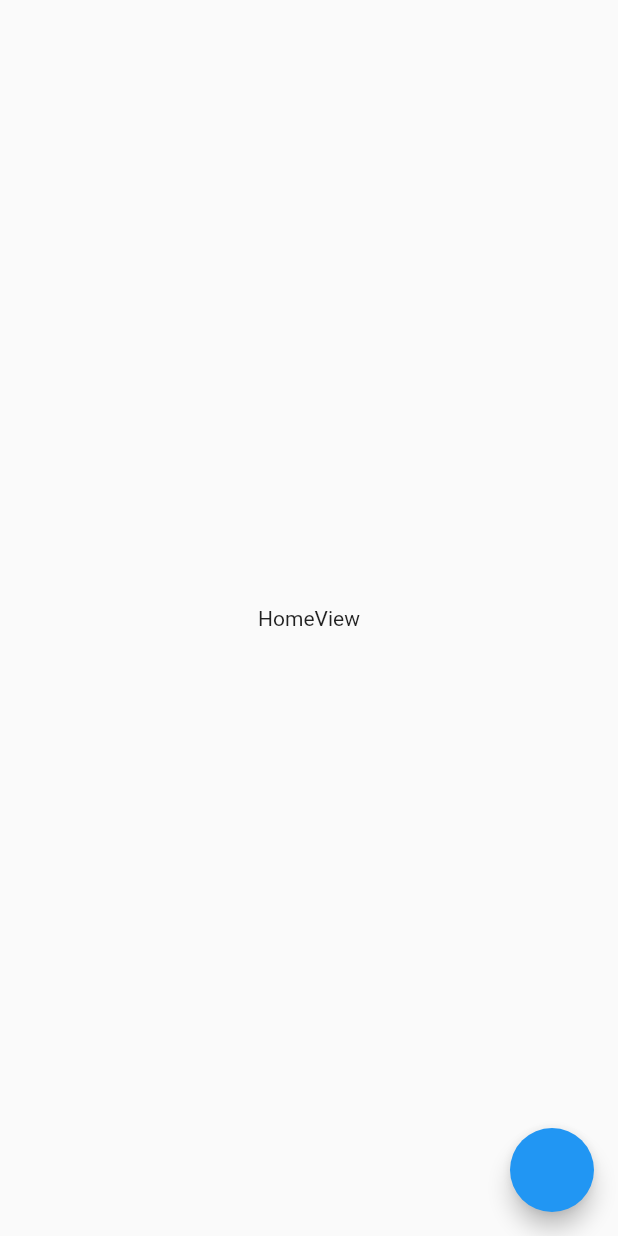
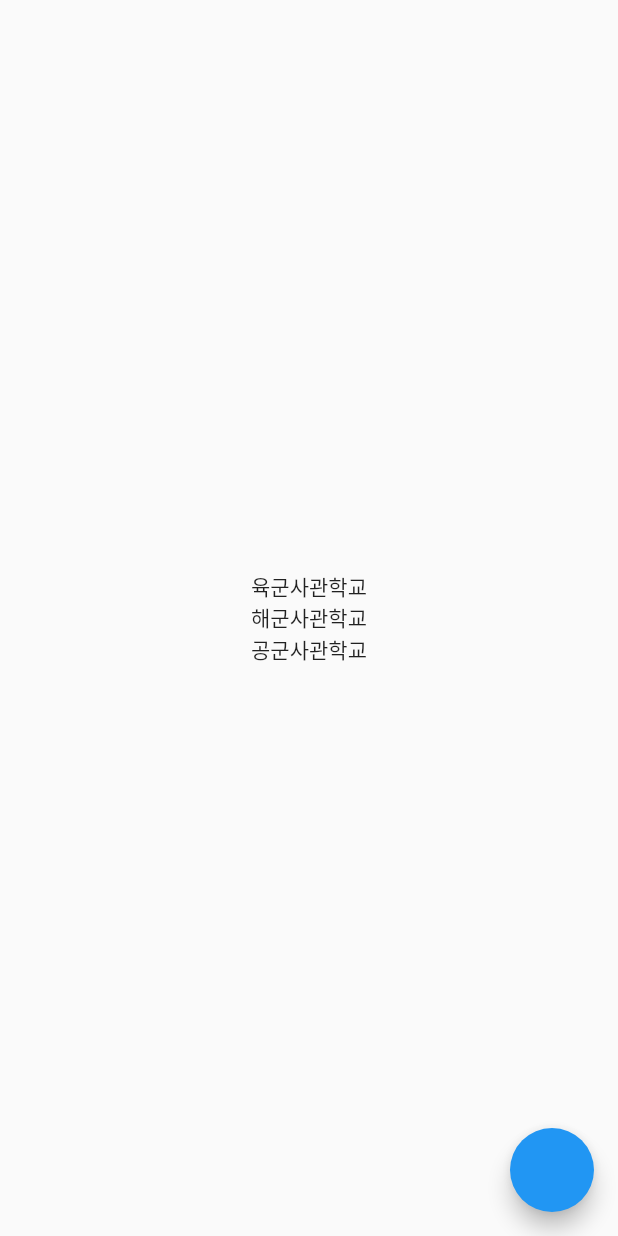
Before and after one commit to Welcome-K-Army/Welcome-K-Army, a Flutter app: the screen it shows after launch, on a phone screen of 412 x 824 dp. Run offline on Flutter 3.47's test engine with Material 2 defaults, Android fonts, the phone set to English and light mode, and no system bars; our stand-ins replace flutter_swiper, google_maps_flutter.

Commit message:
filtering complete commit

```diff
--- a/lib/main.dart
+++ b/lib/main.dart
@@ -2,7 +2,7 @@ import 'dart:async';
 
 import 'package:flutter/material.dart';
 import 'mapView/mapScreen/MapSample.dart';    // Api 사용 예시
-import 'mapView/filterScreen/FilterSample.dart'; // 학교 정보 필터링 예시
+import 'mapView/filterScreen/FilterScreen.dart'; // 학교 정보 필터링 예시
 
 void main() => runApp(MyApp());
 
@@ -11,7 +11,7 @@ class MyApp extends StatelessWidget {
   Widget build(BuildContext context) {
     return MaterialApp(
       title: 'Filtering demo',
-      home: FilterSample(),
+      home: FilterScreen(),
     );
   }
 }
--- /dev/null
+++ b/lib/mapView/FilterScreen/BottomSheet/FilterData.dart
@@ -0,0 +1,17 @@
+import 'package:flutter/cupertino.dart';
+import '../School.dart';
+
+class FilterData with ChangeNotifier{
+  Categories categories;
+  Classes classes;
+  Types types;
+  Ages ages;
+
+  FilterData({this.categories, this.classes, this.types, this.ages});
+
+  void updateData(){
+    notifyListeners();
+  }
+
+  // Provider.of<Person>(context, listen: false)
+}
--- /dev/null
+++ b/lib/mapView/FilterScreen/FilterScreen.dart
@@ -0,0 +1,24 @@
+import 'package:flutter/material.dart';
+import 'package:provider/provider.dart';
+import 'BottomSheet/FilterData.dart';
+import 'MyFloatingButton.dart';
+import 'FilteredResultScreen.dart';
+
+class FilterScreen extends StatelessWidget {
+  @override
+  Widget build(BuildContext context) {
+    return MultiProvider(
+      providers: [ChangeNotifierProvider(create: (context) => FilterData())],
+      child: Scaffold(
+        floatingActionButton: MyFloatingActionButton(),
+        body: Center(
+          child: Consumer<FilterData>(
+            builder: (context, filteredData, child) {
+              return FilteredResultScreen(filteredData);
+            },
+          ),
+        ),
+      ),
+    );
+  }
+}
--- /dev/null
+++ b/lib/mapView/FilterScreen/FilteredResultScreen.dart
@@ -0,0 +1,61 @@
+import 'package:flutter/foundation.dart';
+import 'package:flutter/material.dart';
+import 'package:google_maps_flutter/google_maps_flutter.dart';
+import 'BottomSheet/FilterData.dart';
+import 'School.dart';
+
+List<School> fillData() {
+  List<School> lists = [];
+  lists.add(new School(
+      idx: 1,
+      name: "육군사관학교",
+      latlng: LatLng(37.623787, 127.098831),
+      category: Categories.Army,
+      type: Types.Cadets,
+      age: Ages.A_17_21,
+      classes: Classes.Officer));
+  lists.add(new School(
+      idx: 2,
+      name: "해군사관학교",
+      latlng: LatLng(35.127210, 128.662695),
+      category: Categories.Navy,
+      type: Types.Cadets,
+      age: Ages.A_17_21,
+      classes: Classes.Officer));
+  lists.add(new School(
+      idx: 3,
+      name: "공군사관학교",
+      latlng: LatLng(35.127210, 128.662695),
+      category: Categories.AirForce,
+      type: Types.Cadets,
+      age: Ages.A_17_21,
+      classes: Classes.Officer));
+  return lists;
+}
+
+class FilteredResultScreen extends StatelessWidget {
+  final FilterData filterData;
+  final List<School> schoolList = fillData();
+
+  FilteredResultScreen(this.filterData);
+
+  bool filter(School data){
+    if(filterData.categories != null && filterData.categories != data.catagory)
+      return false;
+    if(filterData.classes != null && filterData.classes != data.classes)
+      return false;
+    if(filterData.types != null && filterData.types != data.type)
+      return false;
+    if(filterData.ages != null && filterData.ages != data.age)
+      return false;
+    return true;
+  }
+
+  @override
+  Widget build(BuildContext context) {
+    return SingleChildScrollView(
+        child: Column(
+      children: schoolList.where((school) => filter(school)).toList().map((school) => Text(school.name)).toList(),
+    ));
+  }
+}
--- a/lib/mapView/filterScreen/FilterSample.dart
+++ b/lib/mapView/FilterScreen/MyFloatingButton.dart
@@ -1,18 +1,6 @@
 import 'package:flutter/material.dart';
-import 'widgets/BottomSheetWidget.dart';
-
-class FilterSample extends StatelessWidget {
-  @override
-  Widget build(BuildContext context) {
-    return Scaffold(
-      floatingActionButton: MyFloatingActionButton(),
-      body: Center(
-        child: Text('HomeView'),
-      ),
-    );
-  }
-}
-
+import 'BottomSheet/MyBottomSheet.dart';
+import 'dart:async';
 
 class MyFloatingActionButton extends StatefulWidget {
   @override
@@ -22,24 +10,26 @@ class MyFloatingActionButton extends StatefulWidget {
 class _MyFloatingActionButtonState extends State<MyFloatingActionButton> {
   bool showFab = true;
 
+  void showFloatingActionButton(bool value) {
+    setState(() {
+      showFab = value;
+    });
+  }
+
   @override
   Widget build(BuildContext context) {
     return showFab
         ? FloatingActionButton(
             onPressed: () {
               var bottomSheetController = showBottomSheet(
-                  context: context, builder: (context) => BottomSheetWidget());
+                  context: context, builder: (context) => MyBottomSheet());
               showFloatingActionButton(false);
-              bottomSheetController.closed.then((value) {
+              bottomSheetController.closed.then((value) async {
+                await Future.delayed(Duration(milliseconds: 200));
                 showFloatingActionButton(true);
               });
             },
           )
         : Container();
   }
-  void showFloatingActionButton(bool value) {
-    setState(() {
-      showFab = value;
-    });
-  }
 }
--- /dev/null
+++ b/lib/mapView/FilterScreen/School.dart
@@ -0,0 +1,67 @@
+enum Categories{
+  Army, //육군
+  Navy, //해군
+  AirForce  //공군
+}
+enum Types{
+  Cadets, //사관
+  CadetCandidate, //사관후보생
+  Officer,  //전문사관
+  Etc //기타
+}
+enum Ages{
+  A_17_21,
+  A_19_25,
+  A_25_28,
+  A_28_31
+}
+enum Classes{
+  Officer,  // 장교
+  Sergeant, // 부사관
+  Soldier   // 용사
+}
+const categoryMap = {
+  "육군": Categories.Army,
+  "공군": Categories.AirForce,
+  "해군": Categories.Navy
+};
+
+const classMap = {
+  "장교": Classes.Officer,
+  "부사관": Classes.Sergeant,
+  "용사": Classes.Soldier
+};
+
+const typeMap = {
+  "사관생도": Types.Cadets,
+  "사관후보생": Types.CadetCandidate,
+  "전문사관": Types.Officer,
+  "기타": Types.Etc
+};
+
+const ageMap = {
+  '17세 이상 21세 미만': Ages.A_17_21,
+  '19세 이상 25세 미만': Ages.A_19_25,
+  '25세 이상 28세 미만': Ages.A_25_28,
+  '28세 이상 31세 미만': Ages.A_28_31
+};
+
+class School{
+  String name;
+  int idx;
+  var latlng;
+  Categories catagory;
+  Types type;
+  Ages age;
+  Classes classes;
+
+  School({String name, int idx, var latlng, Categories category, Types type, Ages age, Classes classes}){
+    this.name = name;
+    this.idx = idx;
+    this.catagory = category;
+    this.latlng = latlng;
+    this.type = type;
+    this.age = age;
+    this.classes = classes;
+  }
+}
```
Also changed, not shown: lib/mapView/FilterScreen/BottomSheet/BottomSheetButton.dart (added, +27 -0 lines), lib/mapView/FilterScreen/BottomSheet/DropDownButtonList.dart (added, +45 -0 lines), lib/mapView/FilterScreen/BottomSheet/DropDownButtonWidget.dart (renamed from lib/mapView/filterScreen/widgets/DropDownButtonWidget.dart, +21 -3 lines), lib/mapView/FilterScreen/BottomSheet/MyBottomSheet.dart (added, +33 -0 lines), lib/mapView/FilterScreen/BottomSheet/TitleText.dart (added, +20 -0 lines), lib/mapView/filterScreen/widgets/BottomSheetButton.dart (deleted, +0 -42 lines), lib/mapView/filterScreen/widgets/BottomSheetWidget.dart (deleted, +0 -80 lines), lib/mapView/filterScreen/widgets/DecoratedInputField.dart (deleted, +0 -19 lines), lib/mapView/filterScreen/widgets/FilterData.dart (deleted, +0 -9 lines), lib/mapView/filterScreen/widgets/Schools.dart (deleted, +0 -25 lines).
